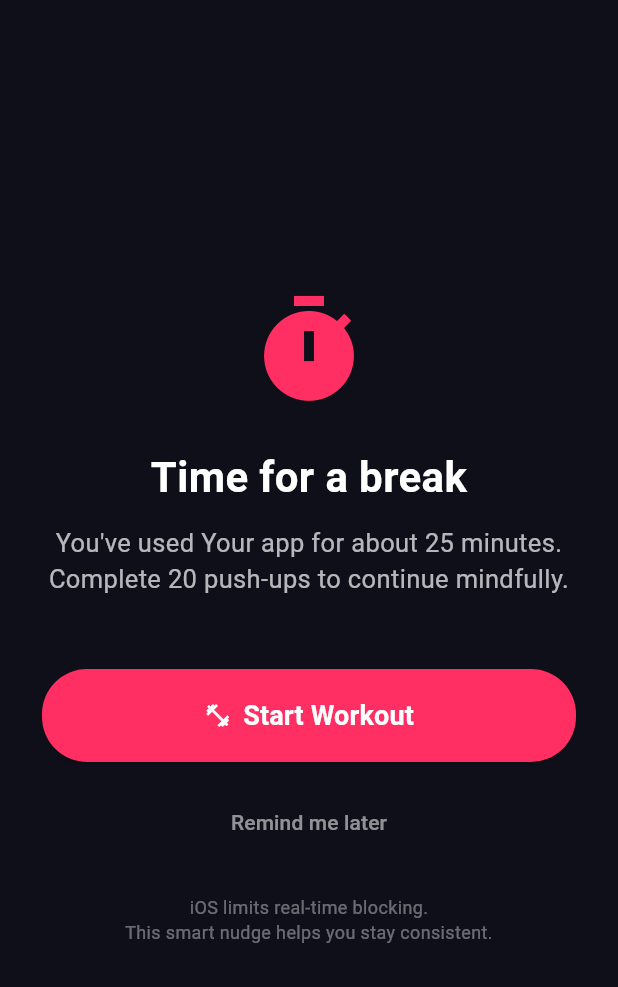
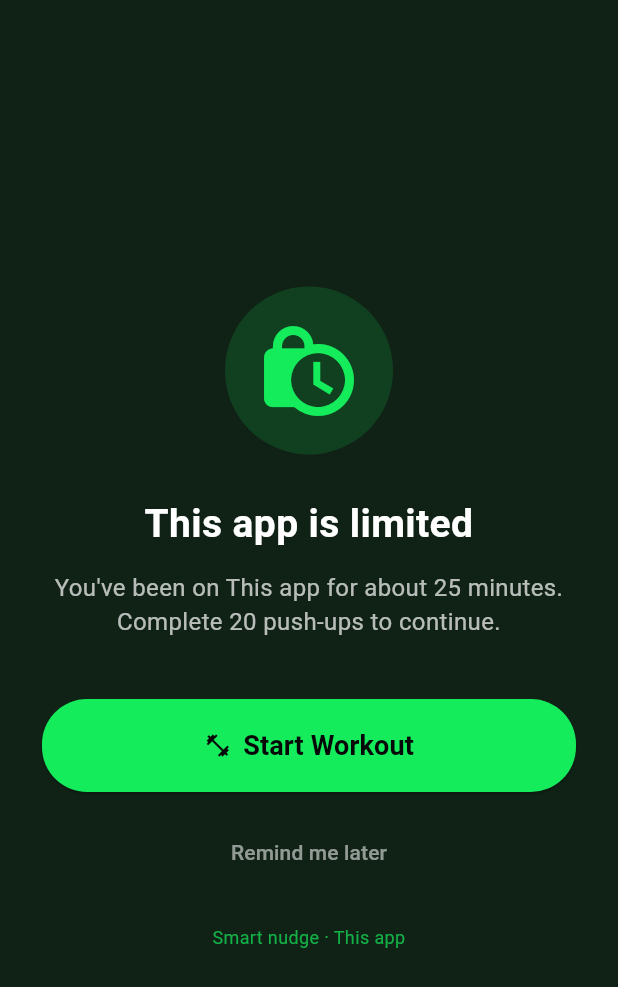
Before and after one commit to Destiny-Ed/sweat_lock, a Flutter app: the IosNudgeScreen screen opened directly, on a phone screen of 412 x 824 dp. Shown: the top 987 px of the screen. Run offline on Flutter 3.47's test engine with Material 3 defaults, Android fonts, the phone set to English and light mode, and no system bars; our stand-ins replace camera, fl_chart, google_fonts, hive_ce_flutter, percent_indicator; missing offline and left inert: flutter_accessibility_service, google_mlkit_pose_detection, installed_apps; accounts and stored records are empty.

Commit message:
Nudge screen: show blocking app name + primary green

```diff
--- a/lib/presentation/views/blocking/ios_nudge_screen.dart
+++ b/lib/presentation/views/blocking/ios_nudge_screen.dart
@@ -1,5 +1,6 @@
 import 'package:flutter/material.dart';
 import 'package:sweat_lock/core/constant.dart';
+import 'package:sweat_lock/core/theme.dart';
 import 'package:sweat_lock/data/local/hive_service.dart';
 import 'package:sweat_lock/presentation/views/workout/workout_screen.dart';
 import 'package:sweat_lock/services/ios_nudge_service.dart';
@@ -7,52 +8,75 @@ import 'package:sweat_lock/services/ios_nudge_service.dart';
 /// Full-screen soft nudge shown on iOS when usage limit is reached.
 class IosNudgeScreen extends StatelessWidget {
   final String? bundleId;
+  final String? appName;
   final int usageMinutes;
 
   const IosNudgeScreen({
     super.key,
     this.bundleId,
+    this.appName,
     this.usageMinutes = 25,
   });
 
   @override
   Widget build(BuildContext context) {
     final apps = HiveService.getBlockedApps();
-    final matched = apps.cast<dynamic>().firstWhere(
-          (a) => a.bundleId == bundleId || (bundleId != null && a.bundleId.contains(bundleId!)),
-          orElse: () => null,
-        );
+    dynamic matched;
+    for (final a in apps) {
+      if (bundleId != null &&
+          (a.bundleId == bundleId || a.bundleId.contains(bundleId!))) {
+        matched = a;
+        break;
+      }
+    }
 
-    final appName = matched?.appName ?? 'Your app';
+    final displayName =
+        appName ?? matched?.appName ?? (apps.isNotEmpty ? apps.first.appName : 'This app');
     final reps = matched?.requiredReps ?? defaultReps;
     final exercise = matched?.exerciseType ?? defaultExercise;
 
     return Scaffold(
-      backgroundColor: const Color(0xFF0F0F1A),
+      backgroundColor: AppColors.bgGreen,
       body: SafeArea(
         child: Padding(
           padding: const EdgeInsets.all(28),
           child: Column(
             mainAxisAlignment: MainAxisAlignment.center,
             children: [
-              const Icon(Icons.timer, size: 80, color: Color(0xFFFF2E63)),
-              const SizedBox(height: 24),
+              Container(
+                padding: const EdgeInsets.all(20),
+                decoration: BoxDecoration(
+                  color: AppColors.primaryGreen.withValues(alpha: 0.15),
+                  shape: BoxShape.circle,
+                ),
+                child: const Icon(
+                  Icons.lock_clock,
+                  size: 72,
+                  color: AppColors.primaryGreen,
+                ),
+              ),
+              const SizedBox(height: 28),
               Text(
-                'Time for a break',
+                '$displayName is limited',
                 textAlign: TextAlign.center,
                 style: const TextStyle(
-                  fontSize: 28,
+                  fontSize: 26,
                   fontWeight: FontWeight.bold,
                   color: Colors.white,
                 ),
               ),
               const SizedBox(height: 12),
               Text(
-                "You've used $appName for about $usageMinutes minutes.\nComplete $reps $exercise to continue mindfully.",
+                "You've been on $displayName for about $usageMinutes minutes.\n"
+                'Complete $reps $exercise to continue.',
                 textAlign: TextAlign.center,
-                style: const TextStyle(fontSize: 17, color: Colors.white70, height: 1.4),
+                style: const TextStyle(
+                  fontSize: 16,
+                  color: Colors.white70,
+                  height: 1.45,
+                ),
               ),
-              const SizedBox(height: 48),
+              const SizedBox(height: 40),
               SizedBox(
                 width: double.infinity,
                 child: ElevatedButton.icon(
@@ -66,7 +90,6 @@ class IosNudgeScreen extends StatelessWidget {
                         ),
                       ),
                     );
-                    // After workout, reset usage tracking for this app
                     if (bundleId != null && bundleId!.isNotEmpty) {
                       await IosNudgeService.instance.resetUsageForApp(bundleId!);
                     }
@@ -78,8 +101,8 @@ class IosNudgeScreen extends StatelessWidget {
                     style: TextStyle(fontSize: 18, fontWeight: FontWeight.bold),
                   ),
                   style: ElevatedButton.styleFrom(
-                    backgroundColor: const Color(0xFFFF2E63),
-                    foregroundColor: Colors.white,
+                    backgroundColor: AppColors.primaryGreen,
+                    foregroundColor: AppColors.black,
                     padding: const EdgeInsets.symmetric(vertical: 18),
                     shape: RoundedRectangleBorder(
                       borderRadius: BorderRadius.circular(30),
@@ -96,10 +119,13 @@ class IosNudgeScreen extends StatelessWidget {
                 ),
               ),
               const SizedBox(height: 24),
-              const Text(
-                'iOS limits real-time blocking.\nThis smart nudge helps you stay consistent.',
+              Text(
+                'Smart nudge · $displayName',
                 textAlign: TextAlign.center,
-                style: TextStyle(fontSize: 12, color: Colors.white38),
+                style: TextStyle(
+                  fontSize: 12,
+                  color: AppColors.primaryGreen.withValues(alpha: 0.7),
+                ),
               ),
             ],
           ),
```
